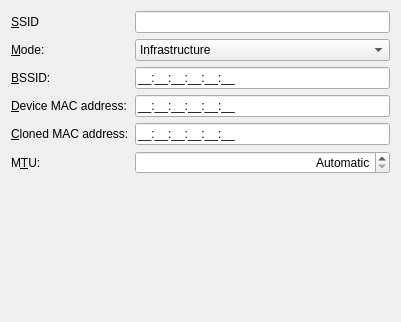
First picture: the form in connection-editor/ui/wificonnectionwidget.ui, repository KDE/networkmanagement, before the edit.
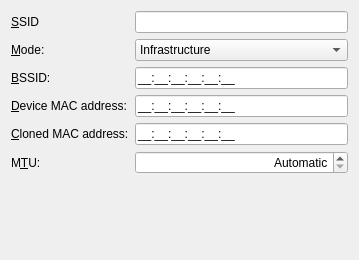
Second picture: the form after the edit.

```diff
--- a/connection-editor/ui/wificonnectionwidget.ui
+++ b/connection-editor/ui/wificonnectionwidget.ui
@@ -6,8 +6,8 @@
    <rect>
     <x>0</x>
     <y>0</y>
-    <width>401</width>
-    <height>322</height>
+    <width>359</width>
+    <height>260</height>
    </rect>
   </property>
   <property name="windowTitle">
@@ -25,7 +25,14 @@
     </widget>
    </item>
    <item row="0" column="1">
-    <widget class="QLineEdit" name="SSIDLineEdit"/>
+    <widget class="QLineEdit" name="SSIDLineEdit">
+     <property name="sizePolicy">
+      <sizepolicy hsizetype="MinimumExpanding" vsizetype="Fixed">
+       <horstretch>0</horstretch>
+       <verstretch>0</verstretch>
+      </sizepolicy>
+     </property>
+    </widget>
    </item>
    <item row="1" column="0">
     <widget class="QLabel" name="modeLabel">
@@ -74,6 +81,12 @@
    </item>
    <item row="3" column="1">
     <widget class="QLineEdit" name="macAddress">
+     <property name="sizePolicy">
+      <sizepolicy hsizetype="MinimumExpanding" vsizetype="Fixed">
+       <horstretch>0</horstretch>
+       <verstretch>0</verstretch>
+      </sizepolicy>
+     </property>
      <property name="inputMask">
       <string notr="true">HH:HH:HH:HH:HH:HH;_</string>
      </property>
@@ -91,6 +104,12 @@
    </item>
    <item row="4" column="1">
     <widget class="QLineEdit" name="clonedMacAddress">
+     <property name="sizePolicy">
+      <sizepolicy hsizetype="MinimumExpanding" vsizetype="Fixed">
+       <horstretch>0</horstretch>
+       <verstretch>0</verstretch>
+      </sizepolicy>
+     </property>
      <property name="inputMask">
       <string notr="true">HH:HH:HH:HH:HH:HH;_</string>
      </property>
@@ -121,6 +140,12 @@
    </item>
    <item row="2" column="1">
     <widget class="QLineEdit" name="BSSIDLineEdit">
+     <property name="sizePolicy">
+      <sizepolicy hsizetype="MinimumExpanding" vsizetype="Fixed">
+       <horstretch>0</horstretch>
+       <verstretch>0</verstretch>
+      </sizepolicy>
+     </property>
      <property name="inputMask">
       <string notr="true">HH:HH:HH:HH:HH:HH;_</string>
      </property>
```
